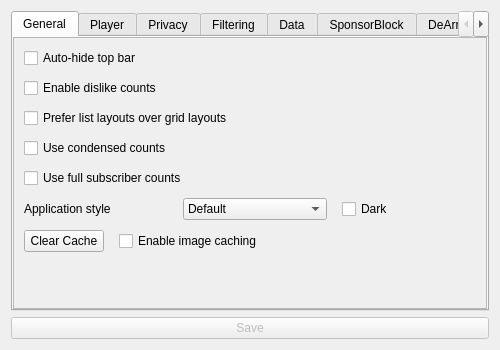
Before: the Qt Designer form src/ui/forms/settings/settingsform.ui in BowDown097/QtTube, drawn with Qt 5.
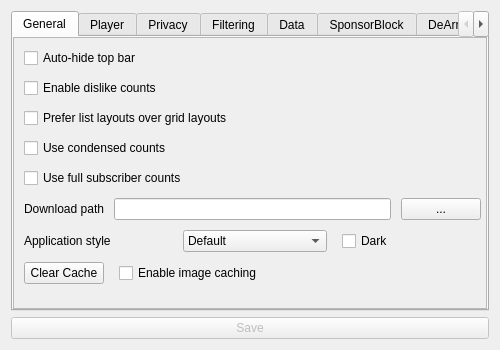
After: the same form once the commit is applied.

```diff
--- a/src/ui/forms/settings/settingsform.ui
+++ b/src/ui/forms/settings/settingsform.ui
@@ -60,7 +60,7 @@
             <x>0</x>
             <y>0</y>
             <width>462</width>
-            <height>270</height>
+            <height>294</height>
            </rect>
           </property>
           <property name="sizePolicy">
@@ -123,6 +123,30 @@
              </property>
             </widget>
            </item>
+           <item>
+            <layout class="QHBoxLayout" name="horizontalLayout_11">
+             <property name="rightMargin">
+              <number>5</number>
+             </property>
+             <item>
+              <widget class="QLabel" name="downloadPathLabel">
+               <property name="text">
+                <string>Download path</string>
+               </property>
+              </widget>
+             </item>
+             <item>
+              <widget class="QLineEdit" name="downloadPathEdit"/>
+             </item>
+             <item>
+              <widget class="QPushButton" name="downloadPathButton">
+               <property name="text">
+                <string>...</string>
+               </property>
+              </widget>
+             </item>
+            </layout>
+           </item>
            <item>
             <layout class="QHBoxLayout" name="horizontalLayout_4">
              <property name="spacing">
```
Left out of the diff: 12 changed lines with no effect on the pictures.
